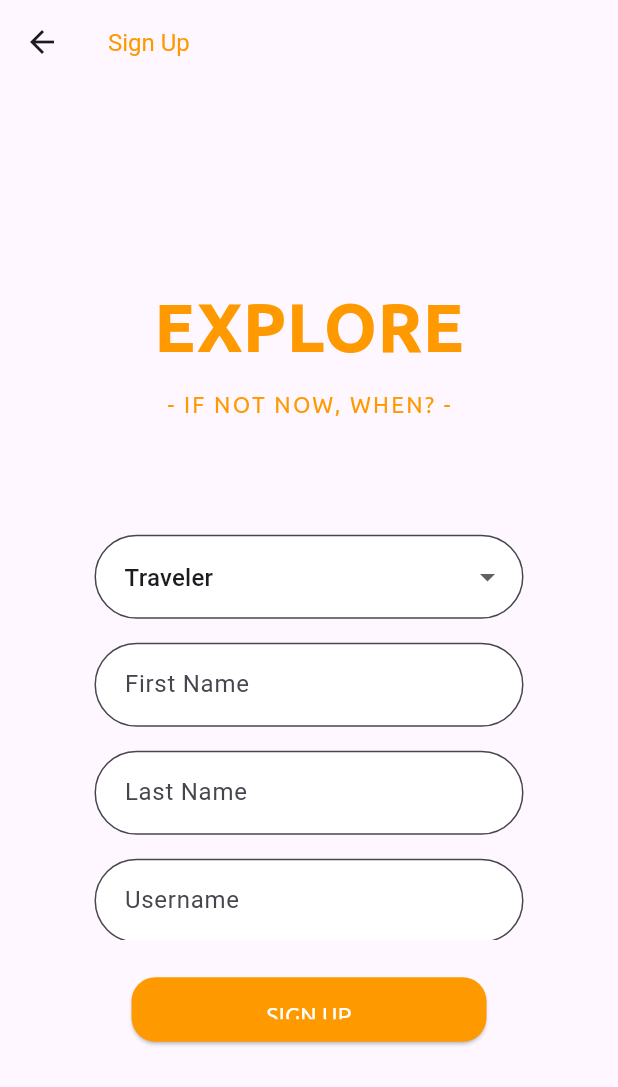
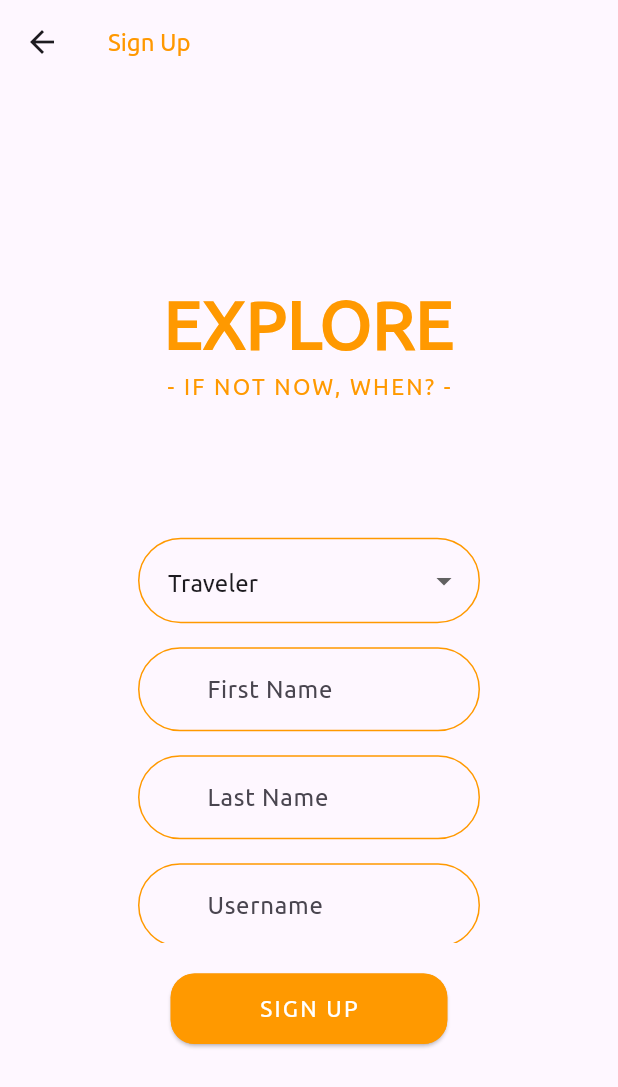
Before and after one commit to phamdongchinh683/flutter-frontend-booking-tour, a Flutter app: the screen it shows after launch, after a tap on "SIGN UP", on a phone screen of 412 x 824 dp. Shown: the top 1087 px of the screen. Run offline on Flutter 3.47's test engine with Material 3 defaults, Android fonts, the phone set to English and light mode, and no system bars; our stand-ins replace flutter_secure_storage, rflutter_alert; missing offline and left inert: cloudinary_flutter, cloudinary_url_gen.

Commit message:
OPS-18 update UI login-signup 15-12-2024

```diff
--- a/lib/main.dart
+++ b/lib/main.dart
@@ -1,20 +1,24 @@
 import 'package:book_tour_app/routers/router_app.dart';
+import 'package:cloudinary_flutter/cloudinary_context.dart';
+import 'package:cloudinary_url_gen/cloudinary.dart';
 import 'package:flutter/material.dart';
 
 void main() {
+  CloudinaryContext.cloudinary =
+      Cloudinary.fromCloudName(cloudName: 'dybpeirtu');
+  CloudinaryContext.cloudinary.config.urlConfig.secure = true;
   runApp(const MyApp());
 }
 
 class MyApp extends StatelessWidget {
   const MyApp({super.key});
-
   @override
   Widget build(BuildContext context) {
     return MaterialApp(
       debugShowCheckedModeBanner: false,
       title: 'Tour Booking App',
       theme: ThemeData(
-        primarySwatch: Colors.blue,
+        fontFamily: 'Ubuntu',
       ),
       initialRoute: RouterApp.onBoardingScreenRoute,
       routes: RouterApp.routes,
--- a/lib/screens/auth/forgotPassword/auth_forgot_pasword.dart
+++ b/lib/screens/auth/forgotPassword/auth_forgot_pasword.dart
@@ -41,22 +41,20 @@ class _AuthForgotPasswordState extends State<AuthForgotPassword> {
       if (receiveOtp['status'] == 'success') {
         final success = receiveOtp['data'];
         AuthAlert(
-          title: "Please check your email to receive the otp code",
+          title: "Notification",
           description: success,
           type: AlertType.success,
         ).show(context);
-        isLoading = false;
         final _timer = Timer(const Duration(seconds: 2),
             () => Navigator.pushNamed(context, '/update-new-password'));
       } else {
         AuthAlert(
-          title: "Failed",
+          title: "Notification",
           description: receiveOtp['message'],
           type: AlertType.error,
         ).show(context);
       }
     } catch (e) {
-      isLoading = false;
       final errorDetail = e.toString();
       final List<String> error = errorDetail.split(": ");
       AuthAlert(
@@ -89,7 +87,7 @@ class _AuthForgotPasswordState extends State<AuthForgotPassword> {
           child: Padding(
             padding: const EdgeInsets.all(16.0),
             child: Column(
-              crossAxisAlignment: CrossAxisAlignment.stretch,
+              crossAxisAlignment: CrossAxisAlignment.center,
               mainAxisAlignment: MainAxisAlignment.center,
               children: [
                 const Center(
--- a/lib/screens/auth/login/auth_login.dart
+++ b/lib/screens/auth/login/auth_login.dart
@@ -82,7 +82,7 @@ class _AuthLoginState extends State<AuthLogin> {
           child: Padding(
             padding: const EdgeInsets.all(16.0),
             child: Column(
-              crossAxisAlignment: CrossAxisAlignment.stretch,
+              crossAxisAlignment: CrossAxisAlignment.center,
               mainAxisAlignment: MainAxisAlignment.center,
               children: [
                 const Center(
@@ -104,6 +104,10 @@ class _AuthLoginState extends State<AuthLogin> {
                   obscureText: true,
                 ),
                 const SizedBox(height: 18),
+                Column(
+                  mainAxisAlignment: MainAxisAlignment.center,
+                  crossAxisAlignment: CrossAxisAlignment.center,
+                  children: [
                     isLoading
                         ? const Center(child: CircularProgressIndicator())
                         : SizedBox(
@@ -120,12 +124,12 @@ class _AuthLoginState extends State<AuthLogin> {
                           style: const TextStyle(color: Colors.red),
                         ),
                       ),
-                const SizedBox(height: 20),
-                Column(
-                  mainAxisAlignment: MainAxisAlignment.center,
-                  crossAxisAlignment: CrossAxisAlignment.center,
-                  children: [
-                    const Divider(color: Color(0xFFFF9900)),
+                    const SizedBox(height: 13),
+                    const Divider(
+                      color: Color(0xFFFF9900),
+                      indent: 50.0,
+                      endIndent: 50.0,
+                    ),
                     TextButton(
                       onPressed: () {
                         Navigator.pushNamed(context, '/forgot-password');
--- a/lib/screens/auth/signup/auth_signup.dart
+++ b/lib/screens/auth/signup/auth_signup.dart
@@ -1,9 +1,14 @@
+import 'dart:async';
+
 import 'package:book_tour_app/models/user_model.dart';
+import 'package:book_tour_app/screens/auth/widgets/auth_alert.dart';
 import 'package:book_tour_app/screens/auth/widgets/branding_text.dart';
 import 'package:book_tour_app/screens/auth/widgets/elevated_button_auth.dart';
+import 'package:book_tour_app/screens/auth/widgets/error_text.dart';
 import 'package:book_tour_app/screens/auth/widgets/field_input.dart';
 import 'package:book_tour_app/services/auth_service.dart';
 import 'package:flutter/material.dart';
+import 'package:rflutter_alert/rflutter_alert.dart';
 
 class AuthSignup extends StatefulWidget {
   const AuthSignup({super.key});
@@ -66,7 +71,13 @@ class _AuthSignupState extends State<AuthSignup> {
     try {
       final signup = await AuthService.signup(user);
       if (signup['status'] == 'success') {
-        Navigator.pushReplacementNamed(context, '/login');
+        const AuthAlert(
+          title: "Notification",
+          description: "Signup successful",
+          type: AlertType.success,
+        ).show(context);
+        final _timer = Timer(const Duration(seconds: 2),
+            () => Navigator.pushNamed(context, '/login'));
       } else {
         setState(() {
           _isLoading = false;
@@ -113,6 +124,10 @@ class _AuthSignupState extends State<AuthSignup> {
         _isLoading = false;
         _errorMessage = 'An error occurred: ${e.toString()}';
       });
+    } finally {
+      setState(() {
+        _isLoading = false;
+      });
     }
   }
 
@@ -132,10 +147,12 @@ class _AuthSignupState extends State<AuthSignup> {
           const BrandingText(),
           const SizedBox(height: 60),
           SizedBox(
-            height: 286,
+            width: 260,
+            height: 300,
             child: SingleChildScrollView(
               child: Padding(
-                padding: const EdgeInsets.all(16.0),
+                padding:
+                    const EdgeInsets.symmetric(horizontal: 16.0, vertical: 30),
                 child: Column(
                   crossAxisAlignment: CrossAxisAlignment.center,
                   mainAxisAlignment: MainAxisAlignment.center,
@@ -158,14 +175,7 @@ class _AuthSignupState extends State<AuthSignup> {
                       hintText: 'Your first name',
                     ),
                     if (_firstNameError != null)
-                      Padding(
-                        padding: const EdgeInsets.only(top: 8.0),
-                        child: Text(
-                          _firstNameError!,
-                          style:
-                              const TextStyle(color: Colors.red, fontSize: 12),
-                        ),
-                      ),
+                      ErrorText(errorText: _firstNameError!),
                     const SizedBox(height: 16),
                     FieldInput(
                       nameField: "Last Name",
@@ -173,14 +183,7 @@ class _AuthSignupState extends State<AuthSignup> {
                       hintText: 'Your last name',
                     ),
                     if (_lastNameError != null)
-                      Padding(
-                        padding: const EdgeInsets.only(top: 8.0),
-                        child: Text(
-                          _lastNameError!,
-                          style:
-                              const TextStyle(color: Colors.red, fontSize: 12),
-                        ),
-                      ),
+                      ErrorText(errorText: _lastNameError!),
                     const SizedBox(height: 16),
                     FieldInput(
                       nameField: "Username",
@@ -188,74 +191,35 @@ class _AuthSignupState extends State<AuthSignup> {
                       hintText: 'Your username',
                     ),
                     if (_usernameError != null)
-                      Padding(
-                        padding: const EdgeInsets.only(top: 8.0),
-                        child: Text(
-                          _usernameError!,
-                          style:
-                              const TextStyle(color: Colors.red, fontSize: 12),
-                        ),
-                      ),
+                      ErrorText(errorText: _usernameError!),
                     const SizedBox(height: 16),
                     FieldInput(
                       nameField: "Email",
                       controller: _emailController,
                       hintText: 'Your mail',
                     ),
-                    if (_emailError != null)
-                      Padding(
-                        padding: const EdgeInsets.only(top: 8.0),
-                        child: Text(
-                          _emailError!,
-                          style:
-                              const TextStyle(color: Colors.red, fontSize: 12),
-                        ),
-                      ),
+                    if (_emailError != null) ErrorText(errorText: _emailError!),
                     const SizedBox(height: 16),
                     FieldInput(
                       nameField: "Phone Number",
                       controller: _phoneController,
                       hintText: 'Your phone number',
                     ),
-                    if (_phoneError != null)
-                      Padding(
-                        padding: const EdgeInsets.only(top: 8.0),
-                        child: Text(
-                          _phoneError!,
-                          style:
-                              const TextStyle(color: Colors.red, fontSize: 12),
-                        ),
-                      ),
+                    if (_phoneError != null) ErrorText(errorText: _phoneError!),
                     const SizedBox(height: 16),
                     FieldInput(
                       nameField: "Age",
                       controller: _ageController,
                       hintText: 'Your age',
                     ),
-                    if (_ageError != null)
-                      Padding(
-                        padding: const EdgeInsets.only(top: 8.0),
-                        child: Text(
-                          _ageError!,
-                          style:
-                              const TextStyle(color: Colors.red, fontSize: 12),
-                        ),
-                      ),
+                    if (_ageError != null) ErrorText(errorText: _ageError!),
                     const SizedBox(height: 16),
                     FieldInput(
                       nameField: "City",
                       controller: _cityController,
                       hintText: 'Your city',
                     ),
-                    if (_cityError != null)
-                      Padding(
-                        padding: const EdgeInsets.only(top: 8.0),
-                        child: Text(
-                          _cityError!,
-                          style:
-                              const TextStyle(color: Colors.red, fontSize: 12),
-                        ),
-                      ),
+                    if (_cityError != null) ErrorText(errorText: _cityError!),
                     const SizedBox(height: 16),
                     FieldInput(
                       nameField: "Password",
@@ -264,20 +228,13 @@ class _AuthSignupState extends State<AuthSignup> {
                       obscureText: true,
                     ),
                     if (_passwordError != null)
-                      Padding(
-                        padding: const EdgeInsets.only(top: 8.0),
-                        child: Text(
-                          _passwordError!,
-                          style:
-                              const TextStyle(color: Colors.red, fontSize: 12),
-                        ),
-                      ),
+                      ErrorText(errorText: _passwordError!),
                   ],
                 ),
               ),
             ),
           ),
-          const SizedBox(height: 25),
+          const SizedBox(height: 20),
           _isLoading
               ? const CircularProgressIndicator()
               : ElevatedButtonAuth(
@@ -286,7 +243,7 @@ class _AuthSignupState extends State<AuthSignup> {
                 ),
           if (_errorMessage.isNotEmpty)
             Padding(
-              padding: const EdgeInsets.symmetric(vertical: 0),
+              padding: const EdgeInsets.symmetric(vertical: 10),
               child: Text(
                 _errorMessage,
                 style: const TextStyle(
--- a/lib/screens/auth/updatePassword/auth_update_password.dart
+++ b/lib/screens/auth/updatePassword/auth_update_password.dart
@@ -42,7 +42,7 @@ class _AuthUpdatePasswordState extends State<AuthUpdatePassword> {
       final newPassword = await _authService.newPassword(password, otp);
       if (newPassword['status'] == 'success') {
         const AuthAlert(
-          title: "Update",
+          title: "Notification",
           description: "Updated your password",
           type: AlertType.success,
         ).show(context);
@@ -50,7 +50,7 @@ class _AuthUpdatePasswordState extends State<AuthUpdatePassword> {
             () => Navigator.pushReplacementNamed(context, '/login'));
       } else {
         AuthAlert(
-          title: "Failed",
+          title: "Notification",
           description: newPassword['message'],
           type: AlertType.error,
         ).show(context);
@@ -84,7 +84,7 @@ class _AuthUpdatePasswordState extends State<AuthUpdatePassword> {
           child: Padding(
             padding: const EdgeInsets.all(16.0),
             child: Column(
-              crossAxisAlignment: CrossAxisAlignment.stretch,
+              crossAxisAlignment: CrossAxisAlignment.center,
               mainAxisAlignment: MainAxisAlignment.center,
               children: [
                 const Center(
--- a/lib/screens/auth/widgets/auth_alert.dart
+++ b/lib/screens/auth/widgets/auth_alert.dart
@@ -21,15 +21,15 @@ class AuthAlert {
       desc: description,
       buttons: [
         DialogButton(
-          child: const Text(
-            "OK",
-            style: TextStyle(color: Colors.white, fontSize: 20),
-          ),
           onPressed: () => Navigator.pop(context),
           color: type == AlertType.success
               ? const Color.fromRGBO(0, 179, 134, 1.0)
               : Colors.red,
           radius: BorderRadius.circular(0.0),
+          child: const Text(
+            "OK",
+            style: TextStyle(color: Colors.white, fontSize: 20),
+          ),
         ),
       ],
     ).show();
--- a/lib/screens/auth/widgets/branding_text.dart
+++ b/lib/screens/auth/widgets/branding_text.dart
@@ -18,12 +18,12 @@ class BrandingText extends StatelessWidget {
             color: Color(0xFFFF9900),
           ),
         ),
-        SizedBox(height: 10.0),
         Text(
           '- IF NOT NOW, WHEN? -',
           style: TextStyle(
             fontSize: 15.0,
             fontFamily: 'Ubuntu',
+            fontWeight: FontWeight.normal,
             color: Color(0xFFFF9900),
             letterSpacing: 1.5,
           ),
--- a/lib/screens/auth/widgets/elevated_button_auth.dart
+++ b/lib/screens/auth/widgets/elevated_button_auth.dart
@@ -13,24 +13,24 @@ class ElevatedButtonAuth extends StatelessWidget {
   @override
   Widget build(BuildContext context) {
     return SizedBox(
-      // width: 193,
-      height: 43,
       child: ElevatedButton(
         onPressed: onPressed,
         style: ElevatedButton.styleFrom(
           backgroundColor: const Color(0xFFFF9900),
           shape: RoundedRectangleBorder(
             borderRadius: BorderRadius.circular(16.0),
+            side: const BorderSide(color: Color(0xFFFF9900)), // Border width
           ),
-          padding: const EdgeInsets.symmetric(vertical: 15.0, horizontal: 90.0),
+          padding: const EdgeInsets.symmetric(vertical: 13.0, horizontal: 59.0),
         ),
         child: Text(
           buttonText,
           style: const TextStyle(
             fontFamily: 'Ubuntu',
-            color: Colors.white,
+            color: Color(0xFFFFFFFF),
             fontWeight: FontWeight.normal,
             fontSize: 15.0,
+            letterSpacing: 1.5,
           ),
         ),
       ),
--- /dev/null
+++ b/lib/screens/auth/widgets/error_text.dart
@@ -0,0 +1,20 @@
+// error_text_widget.dart
+
+import 'package:flutter/material.dart';
+
+class ErrorText extends StatelessWidget {
+  final String errorText;
+
+  const ErrorText({super.key, required this.errorText});
+
+  @override
+  Widget build(BuildContext context) {
+    return Padding(
+      padding: const EdgeInsets.only(top: 8.0),
+      child: Text(
+        errorText,
+        style: const TextStyle(color: Colors.red, fontSize: 12),
+      ),
+    );
+  }
+}
--- a/lib/screens/auth/widgets/field_input.dart
+++ b/lib/screens/auth/widgets/field_input.dart
@@ -25,7 +25,6 @@ class FieldInput extends StatelessWidget {
   Widget build(BuildContext context) {
     if (dropdownItems != null) {
       return SizedBox(
-        width: 286,
         child: DropdownButtonFormField<String>(
           value: selectedValue,
           onChanged: onChanged,
@@ -52,14 +51,19 @@ class FieldInput extends StatelessWidget {
                 color: Color(0xFFFF9900),
               ),
             ),
-            fillColor: Colors.white,
+            enabledBorder: OutlineInputBorder(
+              borderRadius: BorderRadius.circular(30.0),
+              borderSide: const BorderSide(
+                color: Color(0xFFFF9900),
+              ),
+            ),
+            fillColor: Colors.transparent,
             filled: true,
           ),
         ),
       );
     } else {
       return SizedBox(
-        width: 286,
         child: TextField(
           controller: controller,
           obscureText: obscureText,
@@ -68,7 +72,7 @@ class FieldInput extends StatelessWidget {
             hintText: hintText,
             hintStyle: const TextStyle(color: Color(0xFFB6B6B6)),
             contentPadding:
-                const EdgeInsets.symmetric(vertical: 16.0, horizontal: 16.0),
+                const EdgeInsets.symmetric(vertical: 16.0, horizontal: 42.0),
             border: OutlineInputBorder(
               borderRadius: BorderRadius.circular(30.0),
               borderSide: const BorderSide(
@@ -81,7 +85,13 @@ class FieldInput extends StatelessWidget {
                 color: Color(0xFFFF9900),
               ),
             ),
-            fillColor: Colors.white,
+            enabledBorder: OutlineInputBorder(
+              borderRadius: BorderRadius.circular(30.0),
+              borderSide: const BorderSide(
+                color: Color(0xFFFF9900),
+              ),
+            ),
+            fillColor: Colors.transparent,
             filled: true,
           ),
         ),
--- a/lib/screens/onboardingScreen/onboarding_screen.dart
+++ b/lib/screens/onboardingScreen/onboarding_screen.dart
@@ -1,7 +1,7 @@
 import 'package:book_tour_app/screens/auth/widgets/branding_text.dart';
 import 'package:book_tour_app/screens/auth/widgets/elevated_button_auth.dart';
+import 'package:cloudinary_flutter/image/cld_image.dart';
 import 'package:flutter/material.dart';
-import 'package:flutter_svg/flutter_svg.dart';
 
 class OnboardingScreen extends StatefulWidget {
   const OnboardingScreen({super.key});
@@ -11,39 +11,40 @@ class OnboardingScreen extends StatefulWidget {
 }
 
 class _OnboardingScreenState extends State<OnboardingScreen> {
+  final assetName = 'assets/images/onboarding_screen.svg';
+
   @override
   Widget build(BuildContext context) {
     return Scaffold(
       appBar: AppBar(
-        title: const Text(''),
+        title: const Text('Book Tour App'),
         backgroundColor: Colors.transparent,
         elevation: 0,
       ),
       body: Stack(
         children: [
           Positioned.fill(
-            child: SvgPicture.asset(
-              "assets/images/auth.svg",
-              fit: BoxFit.cover,
+            child: CldImageWidget(
+              publicId: 'tourImages/x3jhih9qlwehc6iytnqc',
             ),
           ),
           Center(
             child: Padding(
-              padding: const EdgeInsets.all(16.0),
+              padding: const EdgeInsets.symmetric(
+                horizontal: 0.0,
+                vertical: 0.0,
+              ),
               child: Column(
-                mainAxisAlignment: MainAxisAlignment.center,
+                mainAxisAlignment: MainAxisAlignment.spaceEvenly,
+                crossAxisAlignment: CrossAxisAlignment.center,
                 children: [
-                  const Column(
-                    mainAxisAlignment: MainAxisAlignment.center,
-                    crossAxisAlignment: CrossAxisAlignment.center,
-                    children: [BrandingText()],
-                  ),
-                  const SizedBox(height: 50),
+                  SizedBox(height: 0),
+                  const BrandingText(),
                   Container(
-                    padding: const EdgeInsets.all(30.0),
-                    decoration: const BoxDecoration(),
+                    padding: const EdgeInsets.only(top: 0.0),
                     child: Column(
                       mainAxisAlignment: MainAxisAlignment.center,
+                      crossAxisAlignment: CrossAxisAlignment.center,
                       children: [
                         ElevatedButtonAuth(
                           onPressed: () {
@@ -61,7 +62,11 @@ class _OnboardingScreenState extends State<OnboardingScreen> {
                       ],
                     ),
                   ),
-                  const SizedBox(height: 30),
+                  SizedBox(height: 0),
+                  SizedBox(height: 0),
+                  SizedBox(height: 0),
+                  SizedBox(height: 0),
+                  SizedBox(height: 0),
                 ],
               ),
             ),
--- a/pubspec.yaml
+++ b/pubspec.yaml
@@ -31,6 +31,8 @@ dependencies:
   flutter:
     sdk: flutter
   flutter_svg: ^2.0.7
+  cloudinary_flutter: ^1.0.0
+  cloudinary_url_gen: ^1.0.0
 
   # The following adds the Cupertino Icons font to your application.
   # Use with the CupertinoIcons class for iOS style icons.
@@ -57,13 +59,10 @@ dev_dependencies:
 # The following section is specific to Flutter packages.
 flutter:
   uses-material-design: true
-  assets:
-    - assets/images/auth.svg
   fonts:
     - family: Ubuntu
       fonts:
         - asset: assets/fonts/Ubuntu-Regular.ttf
-        - asset: assets/fonts/Ubuntu-Bold.ttf
   # An image asset can refer to one or more resolution-specific "variants", see
   # https://flutter.dev/to/resolution-aware-images
 
```
Also changed, not shown: lib/configs/config_app.dart (deleted, +0 -18 lines), pubspec.lock, 1 other file. Lines whose indentation alone changed are shown as unchanged.
